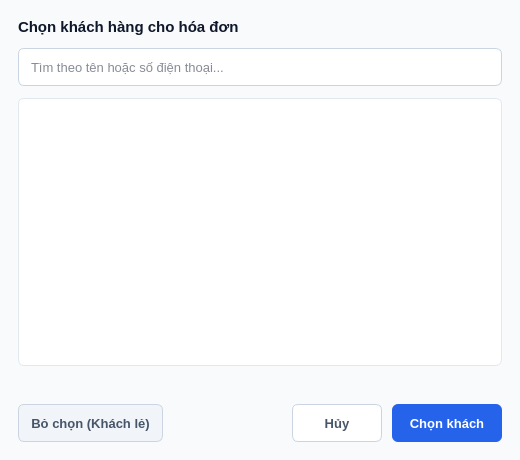
This is src/gui/customer_picker.ui in letrankhang/Supermarket_Manager as Qt 5 draws it before an edit. The edited form follows.
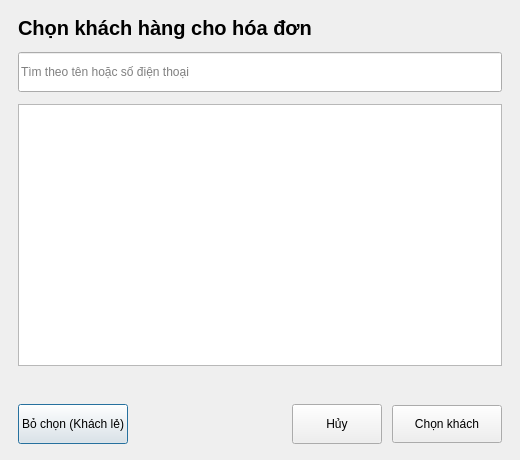
This is the edited form. Icons and pictures are not drawn.

Commit message: style: optimize UI theme

The edit to the form file:
```diff
--- a/src/gui/customer_picker.ui
+++ b/src/gui/customer_picker.ui
@@ -14,127 +14,352 @@
    <string>Chọn khách hàng</string>
   </property>
   <property name="styleSheet">
-   <string notr="true">/* ===== Toàn bộ màu sắc của dialog này nằm ở đây =====
-   Sửa trực tiếp trong Qt Designer: chọn Dialog rồi mở styleSheet.
-   Bảng màu lấy đúng theo màn hình POS (pos.ui). */
-
-QDialog {
-	background-color: #f8fafc;
+   <string notr="true">QDialog#Dialog {
+    background-color: #f1f5f9;
+    color: #0f172a;
+    font-family: &quot;Segoe UI&quot;, Arial, sans-serif;
 }
-
-QLabel#lblTitle {
-	font-size: 15px;
-	font-weight: bold;
-	color: #0f172a;
+QWidget {
+    font-family: &quot;Segoe UI&quot;, Arial, sans-serif;
 }
+QLabel {
+    background-color: transparent;
+    border: none;
+    color: #0f172a;
+}
 
-QLineEdit#txtSearchCustomer {
-	background-color: #ffffff;
-	border: 1px solid #cbd5e1;
-	border-radius: 6px;
-	padding: 8px 10px;
-	font-size: 13px;
-	color: #0f172a;
+QLineEdit,
+QComboBox,
+QDateEdit,
+QSpinBox,
+QDoubleSpinBox {
+    background-color: #ffffff;
+    border: 1px solid #e2e8f0;
+    border-radius: 8px;
+    padding: 0px 12px;
+    min-height: 38px;
+    font-size: 13px;
+    color: #0f172a;
+    selection-background-color: #1d4ed8;
+    selection-color: #ffffff;
 }
-QLineEdit#txtSearchCustomer:focus {
-	border: 1px solid #3b82f6;
+QTextEdit {
+    background-color: #ffffff;
+    border: 1px solid #e2e8f0;
+    border-radius: 8px;
+    padding: 8px 10px;
+    font-size: 13px;
+    color: #0f172a;
+    selection-background-color: #1d4ed8;
+    selection-color: #ffffff;
 }
-
-QTableWidget#tblCustomers {
-	background-color: #ffffff;
-	border: 1px solid #e2e8f0;
-	border-radius: 6px;
-	gridline-color: #f1f5f9;
-	color: #0f172a;
+QLineEdit:hover,
+QComboBox:hover,
+QDateEdit:hover,
+QSpinBox:hover,
+QDoubleSpinBox:hover,
+QTextEdit:hover {
+    border: 1px solid #cbd5e1;
 }
-QTableWidget#tblCustomers::item {
-	padding: 6px;
+QLineEdit:focus,
+QComboBox:focus,
+QDateEdit:focus,
+QSpinBox:focus,
+QDoubleSpinBox:focus,
+QTextEdit:focus {
+    border: 1px solid #1d4ed8;
 }
-QTableWidget#tblCustomers::item:selected {
-	background-color: #dbeafe;
-	color: #0f172a;
+QLineEdit:disabled,
+QComboBox:disabled,
+QDateEdit:disabled,
+QSpinBox:disabled,
+QDoubleSpinBox:disabled {
+    background-color: #f8fafc;
+    color: #94a3b8;
 }
-QTableWidget#tblCustomers QHeaderView::section {
-	background-color: #f1f5f9;
-	padding: 8px;
-	font-weight: bold;
-	border: none;
-	color: #475569;
+QComboBox::drop-down {
+    subcontrol-origin: padding;
+    subcontrol-position: center right;
+    border: none;
+    background-color: transparent;
+    width: 26px;
 }
-
-QLabel#lblStatus {
-	font-size: 12px;
-	color: #64748b;
+QComboBox::down-arrow {
+    image: url(assets/images/chevron-down.png);
+    width: 10px;
+    height: 10px;
+}
+QComboBox::down-arrow:on {
+    image: url(assets/images/chevron-up.png);
+}
+QComboBox QAbstractItemView {
+    background-color: #ffffff;
+    border: 1px solid #e2e8f0;
+    border-radius: 8px;
+    padding: 4px;
+    outline: none;
+    selection-background-color: #eff6ff;
+    selection-color: #1d4ed8;
+}
+QSpinBox::up-button,
+QSpinBox::down-button,
+QDoubleSpinBox::up-button,
+QDoubleSpinBox::down-button,
+QDateEdit::up-button,
+QDateEdit::down-button {
+    subcontrol-origin: border;
+    width: 20px;
+    border: none;
+    background-color: transparent;
+}
+QSpinBox::up-button,
+QDoubleSpinBox::up-button,
+QDateEdit::up-button {
+    subcontrol-position: top right;
+}
+QSpinBox::down-button,
+QDoubleSpinBox::down-button,
+QDateEdit::down-button {
+    subcontrol-position: bottom right;
+}
+QSpinBox::up-button:hover,
+QSpinBox::down-button:hover,
+QDoubleSpinBox::up-button:hover,
+QDoubleSpinBox::down-button:hover,
+QDateEdit::up-button:hover,
+QDateEdit::down-button:hover {
+    background-color: #f1f5f9;
+}
+QSpinBox::up-arrow,
+QDoubleSpinBox::up-arrow,
+QDateEdit::up-arrow {
+    image: url(assets/images/chevron-up.png);
+    width: 9px;
+    height: 9px;
+}
+QSpinBox::down-arrow,
+QDoubleSpinBox::down-arrow,
+QDateEdit::down-arrow {
+    image: url(assets/images/chevron-down.png);
+    width: 9px;
+    height: 9px;
+}
+QCheckBox {
+    background-color: transparent;
+    color: #334155;
+    font-size: 13px;
+    font-weight: bold;
+    spacing: 8px;
+}
+QCheckBox::indicator {
+    width: 16px;
+    height: 16px;
+    border: 1px solid #cbd5e1;
+    border-radius: 4px;
+    background-color: #ffffff;
+}
+QCheckBox::indicator:hover {
+    border: 1px solid #1d4ed8;
+}
+QCheckBox::indicator:checked {
+    background-color: #1d4ed8;
+    border: 1px solid #1d4ed8;
 }
 
 QPushButton {
-	border-radius: 6px;
-	padding: 8px 16px;
-	font-size: 13px;
-	font-weight: bold;
+    background-color: #ffffff;
+    color: #64748b;
+    border: 1px solid #e2e8f0;
+    border-radius: 8px;
+    padding: 0px 16px;
+    min-height: 38px;
+    font-size: 12px;
+    font-weight: bold;
 }
-
-QPushButton#btnSelect {
-	background-color: #2563eb;
-	color: #ffffff;
-	border: none;
+QPushButton:hover {
+    background-color: #eff6ff;
+    color: #1d4ed8;
+    border: 1px solid #1d4ed8;
 }
 QPushButton#btnSelect:hover {
 	background-color: #1d4ed8;
 }
-QPushButton#btnSelect:disabled {
-	background-color: #cbd5e1;
-	color: #f8fafc;
+QPushButton:disabled {
+    background-color: #f8fafc;
+    color: #cbd5e1;
+    border: 1px solid #e2e8f0;
 }
+QPushButton#RowActionButton {
+    background-color: transparent;
+    border: none;
+    border-radius: 6px;
+    padding: 0px;
+    min-width: 28px;
+    max-width: 28px;
+    min-height: 28px;
+    max-height: 28px;
+}
+QPushButton#RowActionButton:hover {
+    background-color: #eff6ff;
+}
+QPushButton#RowActionButton:pressed {
+    background-color: #dbeafe;
+}
 
-QPushButton#btnClearCustomer {
-	background-color: #ffffff;
-	color: #b45309;
-	border: 1px solid #fcd34d;
+QTableWidget {
+    background-color: transparent;
+    border: none;
+    gridline-color: #f1f5f9;
+    font-size: 13px;
+    color: #334155;
+    outline: none;
 }
-QPushButton#btnClearCustomer:hover {
-	background-color: #fef3c7;
+QTableWidget::item {
+    padding: 8px;
+    border-bottom: 1px solid #f1f5f9;
 }
+QTableWidget::item:selected {
+    background-color: #eff6ff;
+    color: #1d4ed8;
+}
+QHeaderView {
+    background-color: #f8fafc;
+    border: none;
+    border-bottom: 1px solid #e2e8f0;
+}
+QHeaderView::section {
+    background-color: #f8fafc;
+    color: #64748b;
+    font-size: 11px;
+    font-weight: 700;
+    padding: 10px 8px;
+    border: none;
+    border-bottom: 1px solid #e2e8f0;
+}
+QTableCornerButton::section {
+    background-color: #f8fafc;
+    border: none;
+}
 
-QPushButton#btnCancel {
-	background-color: #ffffff;
-	color: #475569;
-	border: 1px solid #cbd5e1;
+QLabel[badge=&quot;info&quot;] {
+    background-color: #dbeafe;
+    color: #1d4ed8;
+    border-radius: 6px;
+    padding: 3px 10px;
+    font-size: 11px;
+    font-weight: 700;
 }
-QPushButton#btnCancel:hover {
-	background-color: #e2e8f0;
+QLabel[badge=&quot;success&quot;] {
+    background-color: #d1fae5;
+    color: #059669;
+    border-radius: 6px;
+    padding: 3px 10px;
+    font-size: 11px;
+    font-weight: 700;
 }
+QLabel[badge=&quot;warning&quot;] {
+    background-color: #ffedd5;
+    color: #ea580c;
+    border-radius: 6px;
+    padding: 3px 10px;
+    font-size: 11px;
+    font-weight: 700;
+}
+QLabel[badge=&quot;danger&quot;] {
+    background-color: #fee2e2;
+    color: #dc2626;
+    border-radius: 6px;
+    padding: 3px 10px;
+    font-size: 11px;
+    font-weight: 700;
+}
+QLabel[badge=&quot;neutral&quot;] {
+    background-color: #e2e8f0;
+    color: #64748b;
+    border-radius: 6px;
+    padding: 3px 10px;
+    font-size: 11px;
+    font-weight: 700;
+}
+QLabel[badge=&quot;violet&quot;] {
+    background-color: #ede9fe;
+    color: #6d28d9;
+    border-radius: 6px;
+    padding: 3px 10px;
+    font-size: 11px;
+    font-weight: 700;
+}
+QLabel[trend=&quot;up&quot;] {
+    background-color: #ecfdf5;
+    color: #059669;
+    border-radius: 4px;
+    padding: 2px 6px;
+    font-size: 11px;
+    font-weight: 700;
+}
+QLabel[trend=&quot;down&quot;] {
+    background-color: #fef2f2;
+    color: #dc2626;
+    border-radius: 4px;
+    padding: 2px 6px;
+    font-size: 11px;
+    font-weight: 700;
+}
+QLabel[trend=&quot;flat&quot;] {
+    background-color: #f1f5f9;
+    color: #64748b;
+    border-radius: 4px;
+    padding: 2px 6px;
+    font-size: 11px;
+    font-weight: 700;
+}
+QLabel[state=&quot;up&quot;] {
+    color: #10b981;
+    font-weight: bold;
+}
+QLabel[state=&quot;down&quot;] {
+    color: #ef4444;
+    font-weight: bold;
+}
+QLabel[state=&quot;flat&quot;] {
+    color: #64748b;
+    font-weight: bold;
+}
+QLabel[state=&quot;warning&quot;] {
+    color: #eab308;
+    font-weight: bold;
+}
+QLabel[state=&quot;safe&quot;] {
+    color: #10b981;
+}
 
-/* =========================================================
-   Thanh cuộn - giữ giống hệt pos.ui cho đồng bộ toàn app
-   Tay kéo bo tròn #cbd5e1, hover #94a3b8, rộng 10px, bỏ mũi tên.
-   Nếu đổi ở đây thì nhớ sửa cả pos.ui cho khớp.
-   ========================================================= */
-
-
-/* ===== Vertical scrollbar ===== */
-
+QScrollArea {
+    background-color: transparent;
+    border: none;
+}
+QScrollArea &gt; QWidget &gt; QWidget {
+    background-color: transparent;
+}
+QAbstractScrollArea::viewport {
+    background-color: transparent;
+}
 QScrollBar:vertical {
-    background-color: #f8fafc;
+    background-color: transparent;
     width: 10px;
     margin: 0px;
     border: none;
 }
-
 QScrollBar::handle:vertical {
     background-color: #cbd5e1;
     min-height: 35px;
     border-radius: 5px;
 }
-
 QScrollBar::handle:vertical:hover {
     background-color: #94a3b8;
 }
-
 QScrollBar::handle:vertical:pressed {
     background-color: #64748b;
 }
-
 QScrollBar::add-line:vertical,
 QScrollBar::sub-line:vertical {
     height: 0px;
@@ -142,7 +367,6 @@
     background: transparent;
     border: none;
 }
-
 QScrollBar::up-arrow:vertical,
 QScrollBar::down-arrow:vertical {
     width: 0px;
@@ -150,36 +374,27 @@
     background: transparent;
     border: none;
 }
-
 QScrollBar::add-page:vertical,
 QScrollBar::sub-page:vertical {
     background: transparent;
 }
-
-
-/* ===== Horizontal scrollbar ===== */
-
 QScrollBar:horizontal {
-    background-color: #f8fafc;
+    background-color: transparent;
     height: 10px;
     margin: 0px;
     border: none;
 }
-
 QScrollBar::handle:horizontal {
     background-color: #cbd5e1;
     min-width: 35px;
     border-radius: 5px;
 }
-
 QScrollBar::handle:horizontal:hover {
     background-color: #94a3b8;
 }
-
 QScrollBar::handle:horizontal:pressed {
     background-color: #64748b;
 }
-
 QScrollBar::add-line:horizontal,
 QScrollBar::sub-line:horizontal {
     width: 0px;
@@ -187,7 +402,6 @@
     background: transparent;
     border: none;
 }
-
 QScrollBar::left-arrow:horizontal,
 QScrollBar::right-arrow:horizontal {
     width: 0px;
@@ -195,11 +409,91 @@
     background: transparent;
     border: none;
 }
-
 QScrollBar::add-page:horizontal,
 QScrollBar::sub-page:horizontal {
     background: transparent;
-}</string>
+}
+
+QMenu {
+    background-color: #ffffff;
+    border: 1px solid #e2e8f0;
+    border-radius: 8px;
+    padding: 6px;
+}
+QMenu::item {
+    background-color: transparent;
+    color: #334155;
+    border-radius: 6px;
+    padding: 7px 18px;
+    font-size: 13px;
+}
+QMenu::item:selected {
+    background-color: #eff6ff;
+    color: #1d4ed8;
+}
+QMenu::separator {
+    height: 1px;
+    background-color: #e2e8f0;
+    margin: 6px 4px;
+}
+
+QLabel#lblTitle {
+    color: #0f172a;
+    font-weight: bold;
+}
+
+QLabel#lblStatus {
+    color: #64748b;
+    font-size: 12px;
+}
+
+QTableWidget#tblCustomers {
+    background-color: #ffffff;
+    border: 1px solid #e2e8f0;
+    border-radius: 10px;
+}
+
+QPushButton#btnSelect {
+    background-color: #1d4ed8;
+    color: #ffffff;
+    border: none;
+    border-radius: 8px;
+    padding: 0px 20px;
+    min-height: 38px;
+    font-size: 13px;
+    font-weight: 700;
+}
+QPushButton#btnSelect:hover {
+    background-color: #1e3a8a;
+}
+QPushButton#btnSelect:pressed {
+    background-color: #1e40af;
+}
+QPushButton#btnSelect:disabled {
+    background-color: #cbd5e1;
+    color: #f8fafc;
+}
+
+QPushButton#btnClearCustomer {
+    background-color: #ffffff;
+    color: #dc2626;
+    border: 1px solid #e2e8f0;
+    border-radius: 8px;
+    padding: 0px 16px;
+    min-height: 38px;
+    font-size: 12px;
+    font-weight: bold;
+}
+QPushButton#btnClearCustomer:hover {
+    background-color: #fef2f2;
+    border: 1px solid #dc2626;
+}
+QPushButton#btnClearCustomer:disabled {
+    background-color: #f8fafc;
+    color: #cbd5e1;
+    border: 1px solid #e2e8f0;
+}
+</string>
   </property>
   <layout class="QVBoxLayout" name="verticalLayout">
    <property name="spacing">
@@ -209,16 +503,23 @@
     <number>18</number>
    </property>
    <property name="topMargin">
-    <number>18</number>
+    <number>16</number>
    </property>
    <property name="rightMargin">
     <number>18</number>
    </property>
    <property name="bottomMargin">
-    <number>18</number>
+    <number>16</number>
    </property>
    <item>
     <widget class="QLabel" name="lblTitle">
+     <property name="font">
+      <font>
+       <family>Segoe UI</family>
+       <pointsize>15</pointsize>
+       <bold>true</bold>
+      </font>
+     </property>
      <property name="text">
       <string>Chọn khách hàng cho hóa đơn</string>
      </property>
@@ -229,11 +530,11 @@
      <property name="minimumSize">
       <size>
        <width>0</width>
-       <height>38</height>
+       <height>40</height>
       </size>
      </property>
      <property name="placeholderText">
-      <string>Tìm theo tên hoặc số điện thoại...</string>
+      <string>Tìm theo tên hoặc số điện thoại</string>
      </property>
      <property name="clearButtonEnabled">
       <bool>true</bool>
@@ -242,25 +543,6 @@
    </item>
    <item>
     <widget class="QTableWidget" name="tblCustomers">
-     <property name="styleSheet">
-      <string notr="true">QTableWidget::item {
-    padding: 8px 12px;
-    border-bottom: 1px solid #f1f5f9;
-    color: #1e293b;
-    outline: none; 
-}
-
-QTableWidget::item:hover {
-    background-color: #f8fafc;
-    color: #0f172a;
-}
-
-QTableWidget::item:selected {
-    background-color: #eff6ff;
-    color: #1d4ed8;         
-    font-weight: 600;
-}</string>
-     </property>
      <property name="alternatingRowColors">
       <bool>false</bool>
      </property>
@@ -286,39 +568,12 @@
        <property name="minimumSize">
         <size>
          <width>0</width>
-         <height>38</height>
+         <height>40</height>
         </size>
        </property>
        <property name="toolTip">
         <string>Gỡ khách khỏi hóa đơn, quay lại Khách lẻ</string>
        </property>
-       <property name="styleSheet">
-        <string notr="true">QPushButton {
-    background-color: #f1f5f9;
-    color: #475569;
-    border: 1px solid #cbd5e1;
-    border-radius: 6px;
-    padding: 6px 12px;
-    font-weight: 500;
-}
-
-QPushButton:hover {
-    background-color: #e2e8f0;
-    color: #1e293b;
-    border-color: #94a3b8;
-}
-
-QPushButton:pressed {
-    background-color: #cbd5e1;
-    color: #0f172a;
-}
-
-QPushButton:disabled {
-    background-color: #f8fafc;
-    color: #cbd5e1;
-    border-color: #e2e8f0;
-}</string>
-       </property>
        <property name="text">
         <string>Bỏ chọn (Khách lẻ)</string>
        </property>
@@ -342,7 +597,7 @@
        <property name="minimumSize">
         <size>
          <width>90</width>
-         <height>38</height>
+         <height>40</height>
         </size>
        </property>
        <property name="text">
```
Left out of the diff: 4 changed lines with no effect on the pictures. The commit also changes 159 other files.
